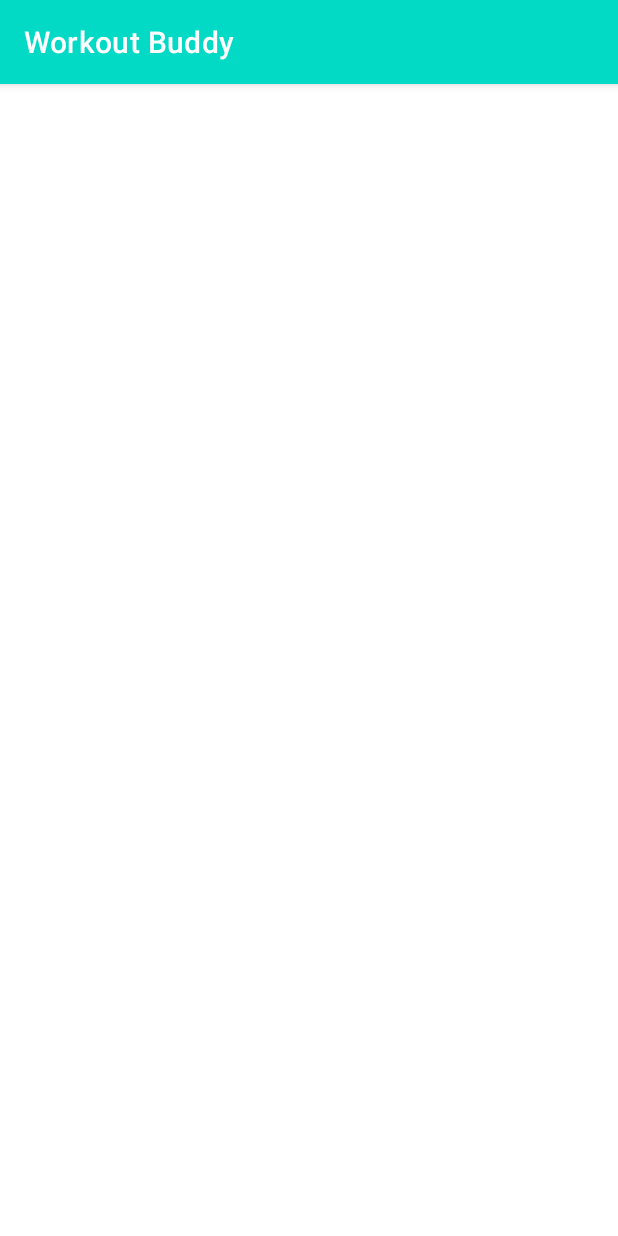
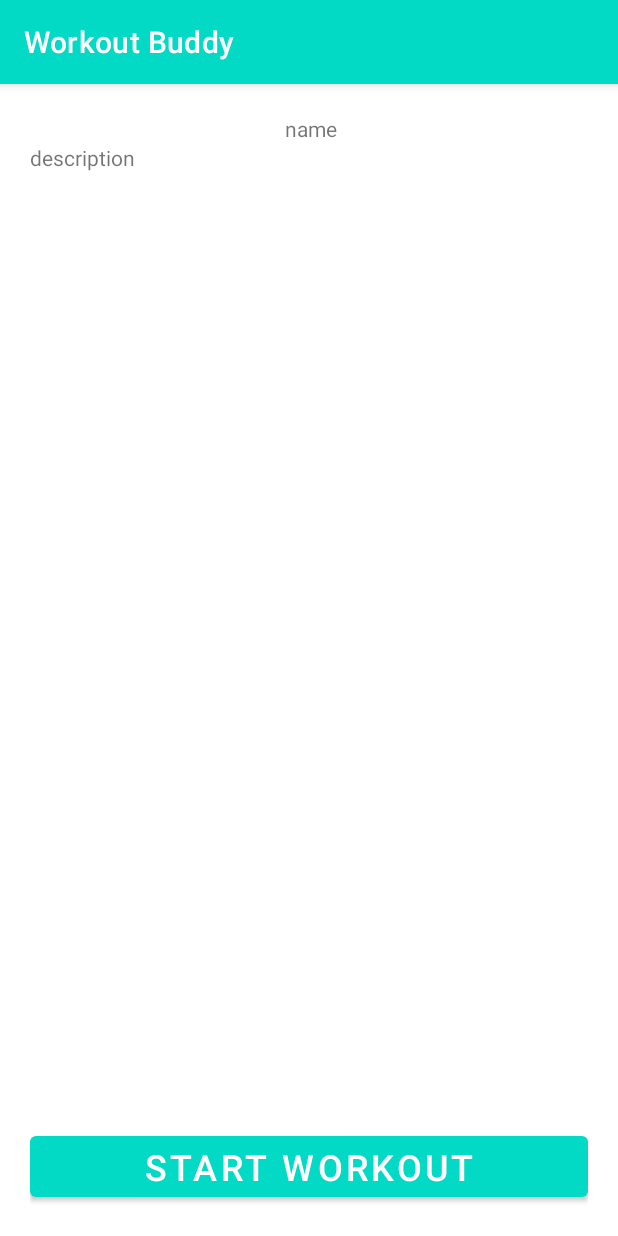
Before and after one commit to emile067/Wokout-Buddy, an Android app: the ViewWorkoutActivity screen opened directly, with no data from a screen before it, on a phone screen of 412 x 824 dp. Run offline under Robolectric (Android 15) with nearby library versions, the phone set to English and light mode, and no system bars.

Commit message:
create basic workout overview activity

```diff
--- a/app/src/main/res/layout/activity_view_workout.xml
+++ b/app/src/main/res/layout/activity_view_workout.xml
@@ -1,9 +1,64 @@
 <?xml version="1.0" encoding="utf-8"?>
-<androidx.constraintlayout.widget.ConstraintLayout xmlns:android="http://schemas.android.com/apk/res/android"
+<RelativeLayout xmlns:android="http://schemas.android.com/apk/res/android"
     xmlns:app="http://schemas.android.com/apk/res-auto"
     xmlns:tools="http://schemas.android.com/tools"
     android:layout_width="match_parent"
     android:layout_height="match_parent"
-    tools:context=".ui.ViewWorkoutActivity">
+    tools:context=".ui.ViewWorkoutActivity"
+    android:layout_margin="20dp">
 
-</androidx.constraintlayout.widget.ConstraintLayout>
+    <TextView
+        android:id="@+id/workoutNameTextView"
+        android:layout_width="wrap_content"
+        android:layout_height="wrap_content"
+        android:layout_alignParentStart="true"
+        android:layout_alignParentLeft="true"
+        android:layout_alignParentEnd="true"
+        android:layout_alignParentRight="true"
+        android:layout_marginStart="170dp"
+        android:layout_marginLeft="170dp"
+        android:layout_marginEnd="166dp"
+        android:layout_marginRight="166dp"
+        android:text="name" />
+
+    <TextView
+        android:id="@+id/workoutDescriptionTextView"
+        android:layout_width="match_parent"
+        android:layout_height="wrap_content"
+        android:layout_below="@+id/workoutNameTextView"
+        android:text="description" />
+
+    <ScrollView
+        android:id="@+id/exercisesScrollView"
+        android:layout_width="match_parent"
+        android:layout_height="match_parent"
+        android:layout_above="@+id/startWorkoutButton"
+        android:layout_below="@+id/workoutDescriptionTextView"
+        android:layout_marginTop="10dp"
+        android:layout_marginBottom="5dp">
+
+        <LinearLayout
+            android:layout_width="match_parent"
+            android:layout_height="wrap_content"
+            android:orientation="vertical"
+            tools:context=".ui.FAQActivity">
+
+            <androidx.recyclerview.widget.RecyclerView
+                android:id="@+id/exercisesRecyclerView"
+                android:layout_width="match_parent"
+                android:layout_height="wrap_content"
+                android:visibility="visible" />
+
+        </LinearLayout>
+    </ScrollView>
+
+    <Button
+        android:id="@+id/startWorkoutButton"
+        android:layout_width="match_parent"
+        android:layout_height="wrap_content"
+        android:layout_alignParentBottom="true"
+        android:layout_marginBottom="0dp"
+        android:textSize="24sp"
+        android:text="START WORKOUT" />
+
+</RelativeLayout>
```
